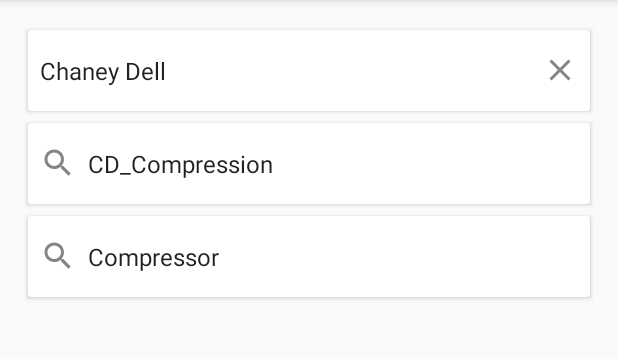
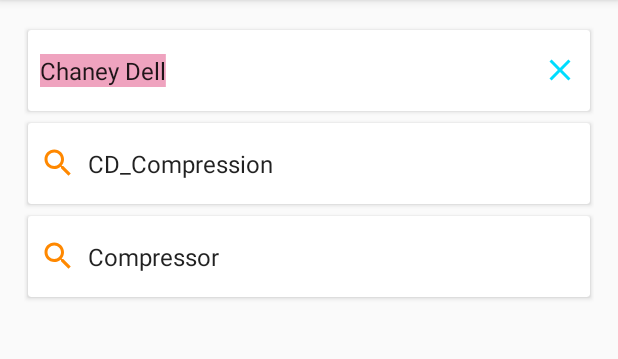
Before and after one commit to mecoFarid/DynamicSpinner, an Android app: the screen it shows after launch (MainActivity), after a tap on an icon or button, on a phone screen of 412 x 824 dp, the part 84-443 px from its top. Run offline under Robolectric (Android 15) with nearby library versions, the phone set to English and light mode, and no system bars.

Commit message:
FeatureEnhancement | isSearchable and textSelection mode added to show where cursor should be placed when search opens

```diff
--- a/searchablemultispinner/src/main/java/com/mecofarid/searchablemultispinner/view/SearchableView.kt
+++ b/searchablemultispinner/src/main/java/com/mecofarid/searchablemultispinner/view/SearchableView.kt
@@ -17,9 +17,9 @@ class SearchableView @JvmOverloads constructor(
     attrs: AttributeSet? = null,
     defStyleAttr: Int = 0) : CardView(context, attrs, defStyleAttr) {
 
-    enum class Selection {
+    enum class SelectionMode {
+        END,
         START,
-        END,
         ALL
     }
 
@@ -30,9 +30,7 @@ class SearchableView @JvmOverloads constructor(
     private var mOpenSearchViewIcon: ImageView
     private var mCloseSearchViewIcon: ImageView
     private var mInputMethodManager: InputMethodManager? = null
-
-    // Defines if the spinner is both (searchable and selectable) or only selectable
-    private var isSearchable = true
+    private lateinit var mTextSelectionMode: SelectionMode
 
     // Whether AutoCompleteTextView is editable or not
     private var mIsSearchOpen = false
@@ -59,6 +57,13 @@ class SearchableView @JvmOverloads constructor(
             setCloseSearchIconColor(getColor(R.styleable.SearchableView_ss_iconColor_closeSearcView,
                 ContextCompat.getColor(context, R.color.default_color_close_searchview_icon)))
 
+            /**
+             * Show/hide [mOpenSearchViewIcon] depending on whether view is searchable or not. Show if searchable, hide otherwise
+              */
+            mOpenSearchViewIcon.visibility = if (getBoolean(R.styleable.SearchableView_ss_isSearchable,
+                resources.getBoolean(R.bool.default_is_searchable))) View.VISIBLE else View.GONE
+
+            mTextSelectionMode = SelectionMode.values()[getInt(R.styleable.SearchableView_ss_textSelectionMode, 0)]
 
             cardElevation = resources.getDimension(R.dimen.default_cardview_elevation)
             radius = resources.getDimension(R.dimen.default_cardview_radius)
@@ -107,14 +112,6 @@ class SearchableView @JvmOverloads constructor(
                     setAutoCompleteText(mSelectedItem.toString())
                 }
             }
-    }
-
-    /**
-     * Defines if the spinner is both (searchable and selectable) or only selectable
-     * @param searchable - Searchable if true, not searchable otherwise
-     */
-    fun setSearchable(searchable: Boolean){
-        isSearchable = searchable
     }
 
     /**
@@ -195,7 +192,7 @@ class SearchableView @JvmOverloads constructor(
 
             if (requestFocus){
                 requestFocus()
-                setSelection(Selection.END)
+                setTextSelectionMode(mTextSelectionMode)
             }
         }
     }
@@ -203,11 +200,11 @@ class SearchableView @JvmOverloads constructor(
     /**
      * Sets selection of text when view focused (search is open)
      */
-    private fun setSelection(selection: Selection){
-        when(selection){
-            Selection.START -> mAutoCompleteTextView.setSelection(0)
-            Selection.END -> mAutoCompleteTextView.setSelection(mAutoCompleteTextView.text.toString().length)
-            Selection.ALL -> mAutoCompleteTextView.selectAll()
+    private fun setTextSelectionMode(selectionMode: SelectionMode){
+        when(selectionMode){
+            SelectionMode.START -> mAutoCompleteTextView.setSelection(0)
+            SelectionMode.END -> mAutoCompleteTextView.setSelection(mAutoCompleteTextView.text.toString().length)
+            SelectionMode.ALL -> mAutoCompleteTextView.selectAll()
         }
     }
 
--- a/searchablemultispinner/src/main/res/layout/item_spinner.xml
+++ b/searchablemultispinner/src/main/res/layout/item_spinner.xml
@@ -1,5 +1,10 @@
 <?xml version="1.0" encoding="utf-8"?>
 <com.mecofarid.searchablemultispinner.view.SearchableView xmlns:android="http://schemas.android.com/apk/res/android"
+    xmlns:app="http://schemas.android.com/apk/res-auto"
     android:id="@+id/searchable_view"
     android:layout_width="match_parent"
-    android:layout_height="wrap_content" />
+    android:layout_height="wrap_content"
+    app:ss_isSearchable="true"
+    app:ss_iconColor_closeSearcView="@android:color/holo_blue_bright"
+    app:ss_iconColor_openSearchView="@android:color/holo_orange_dark"
+    app:ss_textSelectionMode="all"/>
```
Also changed, not shown: searchablemultispinner/src/main/res/values/attrs.xml (+7 -0 lines).
